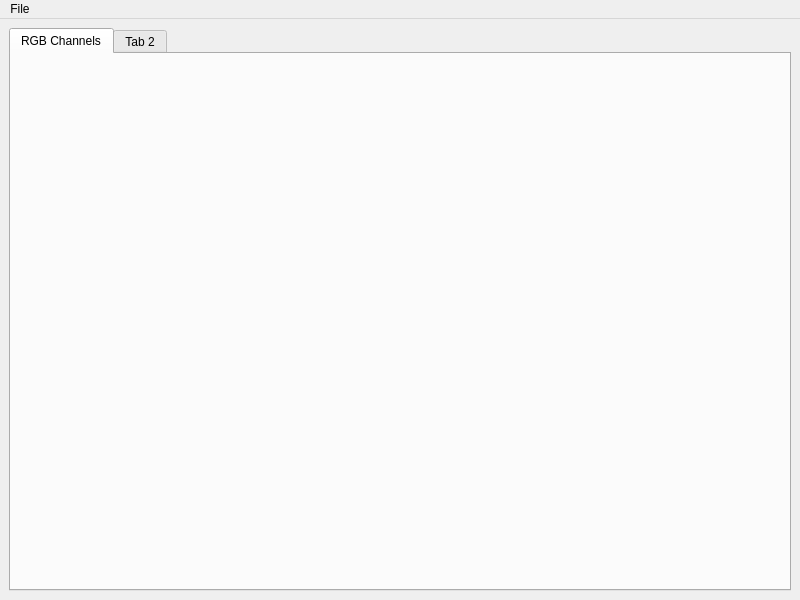
This is ImageViewerQt/imageviewer.ui in LeekaiDel/TestTask as Qt 5 draws it before an edit. The edited form follows.
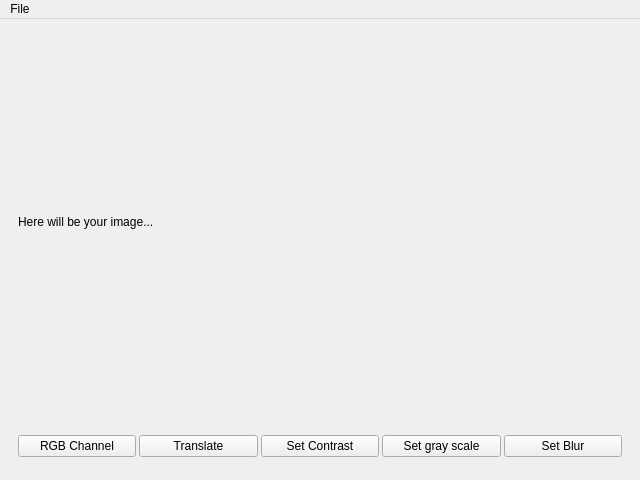
This is the edited form.

```diff
--- a/ImageViewerQt/imageviewer.ui
+++ b/ImageViewerQt/imageviewer.ui
@@ -6,31 +6,119 @@
    <rect>
     <x>0</x>
     <y>0</y>
-    <width>800</width>
-    <height>600</height>
+    <width>640</width>
+    <height>480</height>
    </rect>
   </property>
   <property name="windowTitle">
    <string>ImageViewer</string>
   </property>
+  <property name="tabShape">
+   <enum>QTabWidget::Rounded</enum>
+  </property>
   <widget class="QWidget" name="centralwidget">
-   <layout class="QVBoxLayout" name="verticalLayout_3">
+   <layout class="QVBoxLayout" name="verticalLayout">
     <item>
-     <widget class="QTabWidget" name="tabWidget">
-      <property name="currentIndex">
-       <number>0</number>
+     <widget class="QWidget" name="windowViewer" native="true">
+      <property name="autoFillBackground">
+       <bool>false</bool>
       </property>
-      <widget class="QWidget" name="tab1">
-       <attribute name="title">
-        <string>RGB Channels</string>
-       </attribute>
-       <layout class="QVBoxLayout" name="verticalLayout_2"/>
-      </widget>
-      <widget class="QWidget" name="tab2">
-       <attribute name="title">
-        <string>Tab 2</string>
-       </attribute>
-      </widget>
+      <layout class="QVBoxLayout" name="verticalLayout_2">
+       <item>
+        <widget class="QLabel" name="imageViewer">
+         <property name="text">
+          <string>Here will be your image...</string>
+         </property>
+        </widget>
+       </item>
+      </layout>
+     </widget>
+    </item>
+    <item>
+     <widget class="QWidget" name="buttonBar" native="true">
+      <property name="enabled">
+       <bool>true</bool>
+      </property>
+      <property name="sizePolicy">
+       <sizepolicy hsizetype="Preferred" vsizetype="Preferred">
+        <horstretch>0</horstretch>
+        <verstretch>0</verstretch>
+       </sizepolicy>
+      </property>
+      <property name="maximumSize">
+       <size>
+        <width>16777215</width>
+        <height>50</height>
+       </size>
+      </property>
+      <property name="sizeIncrement">
+       <size>
+        <width>0</width>
+        <height>0</height>
+       </size>
+      </property>
+      <property name="baseSize">
+       <size>
+        <width>0</width>
+        <height>0</height>
+       </size>
+      </property>
+      <layout class="QVBoxLayout" name="verticalLayout_3">
+       <item>
+        <layout class="QHBoxLayout" name="horizontalLayout" stretch="0,0,0,0,0">
+         <property name="spacing">
+          <number>3</number>
+         </property>
+         <property name="sizeConstraint">
+          <enum>QLayout::SetDefaultConstraint</enum>
+         </property>
+         <property name="leftMargin">
+          <number>0</number>
+         </property>
+         <property name="topMargin">
+          <number>0</number>
+         </property>
+         <property name="rightMargin">
+          <number>0</number>
+         </property>
+         <item>
+          <widget class="QPushButton" name="buttRGB">
+           <property name="text">
+            <string>RGB Channel</string>
+           </property>
+          </widget>
+         </item>
+         <item>
+          <widget class="QPushButton" name="buttTranslate">
+           <property name="text">
+            <string>Translate</string>
+           </property>
+          </widget>
+         </item>
+         <item>
+          <widget class="QPushButton" name="buttContrast">
+           <property name="text">
+            <string>Set Contrast</string>
+           </property>
+          </widget>
+         </item>
+         <item>
+          <widget class="QPushButton" name="buttGrayScale">
+           <property name="text">
+            <string>Set gray scale</string>
+           </property>
+          </widget>
+         </item>
+         <item>
+          <widget class="QPushButton" name="buttBlur">
+           <property name="text">
+            <string>Set Blur</string>
+           </property>
+          </widget>
+         </item>
+        </layout>
+       </item>
+      </layout>
      </widget>
     </item>
    </layout>
@@ -40,7 +128,7 @@
     <rect>
      <x>0</x>
      <y>0</y>
-     <width>800</width>
+     <width>640</width>
      <height>22</height>
     </rect>
    </property>
```
